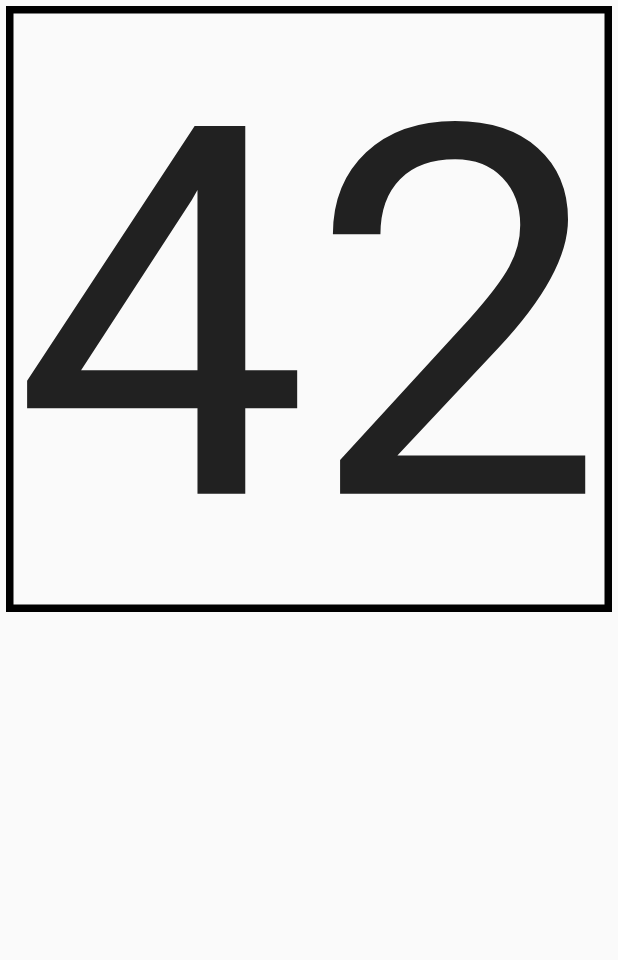
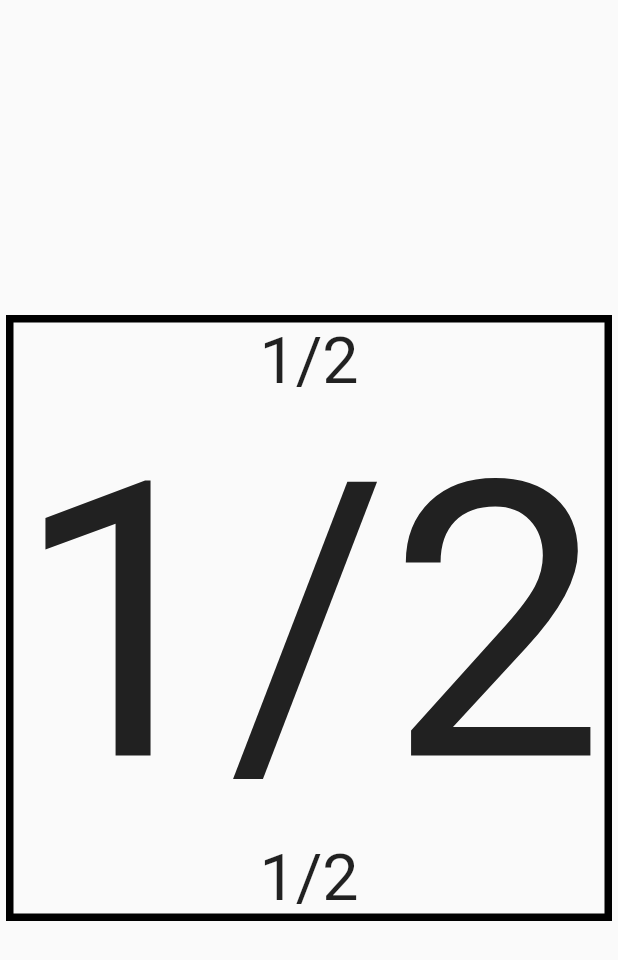
Before and after one commit to Treetender/scrums_against_humanity, a Flutter app: the screen it shows after launch, after a tap on "1/2", on a phone screen of 412 x 824 dp. Shown: the top 960 px of the screen. Run offline on Flutter 3.47's test engine with Material 2 defaults, Android fonts, the phone set to English and light mode, and no system bars.

Commit message:
Updated selected card design

```diff
--- a/lib/main.dart
+++ b/lib/main.dart
@@ -28,7 +28,6 @@ class MyHomePage extends StatefulWidget {
 }
 
 class _MyHomePageState extends State<MyHomePage> {
-  int _counter = 0;
   final _cards = [
     "0",
     "1/2",
@@ -44,12 +43,6 @@ class _MyHomePageState extends State<MyHomePage> {
     "∞",
     "ESC"
   ];
-
-  void _incrementCounter() {
-    setState(() {
-      _counter++;
-    });
-  }
 
   @override
   Widget build(BuildContext context) {
@@ -81,28 +74,27 @@ class SelectedCardPage extends StatelessWidget {
   @override
   Widget build(BuildContext context) {
     return Scaffold(
-      body: SelectedScrumCard()
-    );
-  }
-}
-
-class SelectedScrumCard extends StatelessWidget {
-  @override
-  Widget build(BuildContext context) {
-    return AspectRatio
-    (
-      aspectRatio: 1.0,
-      child: Container(
-        margin: EdgeInsets.all(4.0),
-        decoration: BoxDecoration(
-          border: Border.all(
-            color: Colors.black,
-            width: 5.0
+        body: InkWell(
+          onTap: () => Navigator.of(context).pop(),
+      child: Center(
+        child: AspectRatio(
+          aspectRatio: 1.0,
+          child: Container(
+            margin: EdgeInsets.all(4.0),
+            decoration: BoxDecoration(
+              border: Border.all(color: Colors.black, width: 5.0),
+            ),
+            child: Column(
+              children: <Widget>[
+                Expanded(child: AutosizedText(this.value), flex: 1),
+                Expanded(child: AutosizedText(this.value), flex: 6),
+                Expanded(child: AutosizedText(this.value), flex: 1),
+              ],
+            ),
           ),
         ),
-        child: AutosizedText("42"),
-        ),
-    );
+      ),
+    ));
   }
 }
 
@@ -113,10 +105,7 @@ class AutosizedText extends StatelessWidget {
 
   @override
   Widget build(BuildContext context) {
-    return FittedBox(
-        child: Text(text),
-        fit: BoxFit.fill
-    );
+    return FittedBox(child: Text(text), fit: BoxFit.contain);
   }
 }
 
@@ -128,10 +117,11 @@ class ScrumCard extends StatelessWidget {
   @override
   Widget build(BuildContext context) {
     return InkWell(
-      onTap: () => Navigator.of(context).push(MaterialPageRoute(builder: (context) => SelectedCardPage(value))),
+      onTap: () => Navigator.of(context).push(
+          MaterialPageRoute(builder: (context) => SelectedCardPage(value))),
       child: Container(
         padding: EdgeInsets.all(16.0),
-        margin: EdgeInsets.all(3.0),
+        margin: EdgeInsets.all(8.0),
         decoration: BoxDecoration(border: Border.all(color: Colors.black)),
         child: FittedBox(
           fit: BoxFit.fill,
```
